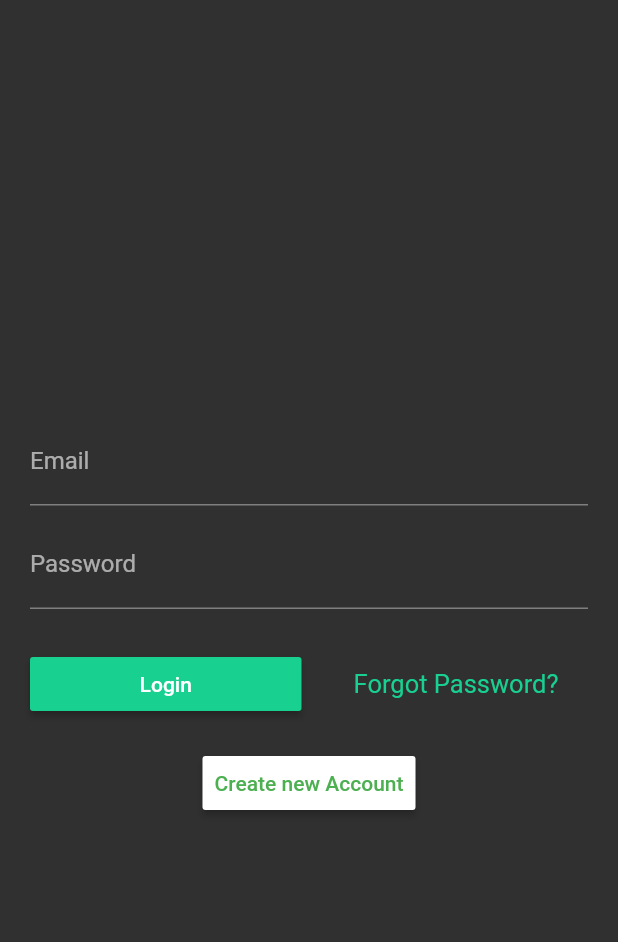
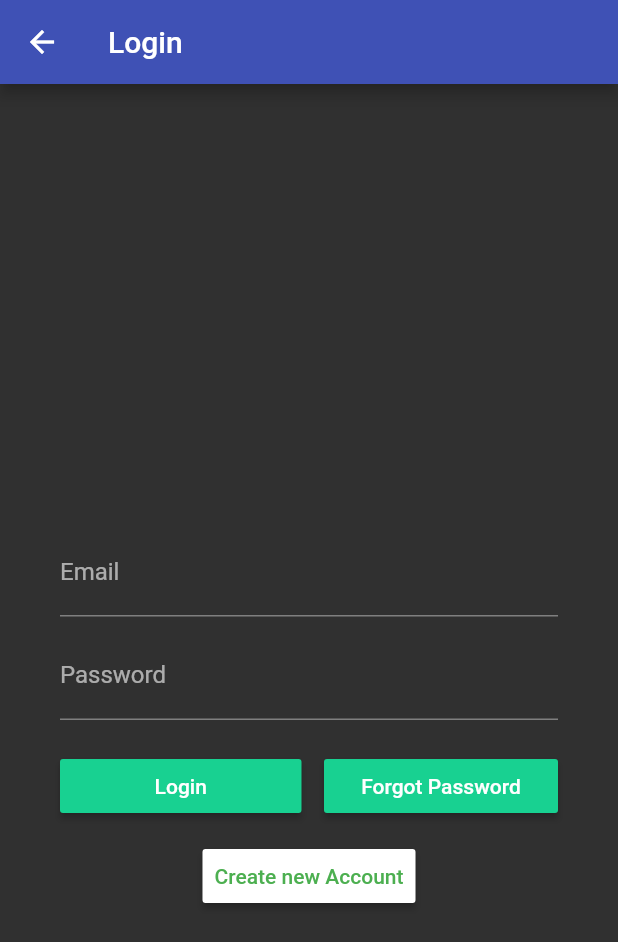
Before and after one commit to gitavinashsingh/ISCON, a Flutter app: the Login screen opened directly, on a phone screen of 412 x 824 dp. Shown: the top 942 px of the screen. Run offline on Flutter 3.47's test engine with Material 2 defaults, Android fonts, the phone set to English and light mode, and no system bars; our stand-ins replace firebase_auth; accounts and stored records are empty.

Commit message:
Update Login.dart

```diff
--- a/lib/Login.dart
+++ b/lib/Login.dart
@@ -1,5 +1,6 @@
 import 'package:flutter/material.dart';
 import 'package:firebase_auth/firebase_auth.dart';
+import 'package:iscon/FormPage.dart';
 import './available_guides.dart';
 
 final FirebaseAuth auth = FirebaseAuth.instance;
@@ -13,6 +14,8 @@ class _LoginState extends State<Login> {
   final email = TextEditingController();
   final password = TextEditingController();
 
+
+
   subtract() async {
     print(email.text);
     print(password.text);
@@ -24,7 +27,7 @@ class _LoginState extends State<Login> {
     if (userId != null) {
       Navigator.of(context)
           .push(MaterialPageRoute<Null>(builder: (BuildContext context) {
-        return new Homepage();
+        return new FormPage();
       }));
     } else {
       print("not signed up");
@@ -34,7 +37,14 @@ class _LoginState extends State<Login> {
   @override
   Widget build(BuildContext context) {
     return new Scaffold(
+        resizeToAvoidBottomPadding: false,
+      appBar: AppBar(
+
+        title: Text("Login"),
+
+      ),
         body: new Container(
+            padding: EdgeInsets.only(top: 100.0, right: 20.0, left: 20.0, bottom: 20.0),
             child: new Column(
                 mainAxisAlignment: MainAxisAlignment.center,
                 children: <Widget>[
@@ -43,13 +53,17 @@ class _LoginState extends State<Login> {
                     child: new TextField(
                         controller: email,
                         decoration: new InputDecoration(labelText: 'Email')),
+
                   ),
                   new Padding(
                     padding: EdgeInsets.symmetric(horizontal: 20.0, vertical: 10.0),
-                    child: new TextField(
+                    child: new TextFormField(
                         controller: password,
                         obscureText: true,
                         decoration: new InputDecoration(labelText: 'Password')),
+
+
+
                   ),
                   new Row(
                       mainAxisAlignment: MainAxisAlignment.center,
@@ -71,12 +85,13 @@ class _LoginState extends State<Login> {
                           child: Padding(
                             padding: const EdgeInsets.only(
                                 left: 10.0, right: 20.0, top: 10.0),
-                            child: new Container(
-                                alignment: Alignment.center,
-                                height: 60.0,
-                                child: new Text("Forgot Password?",
-                                    style: new TextStyle(
-                                        fontSize: 17.0, color: Color(0xFF18D191)))),
+                            child: RaisedButton(
+                              padding: const EdgeInsets.all(8.0),
+                              textColor: Colors.white,
+                              color: Color(0xFF18D191),
+                              onPressed: subtract,
+                              child: new Text("Forgot Password"),
+                            ),
                           ),
                         )
                       ]),
```
